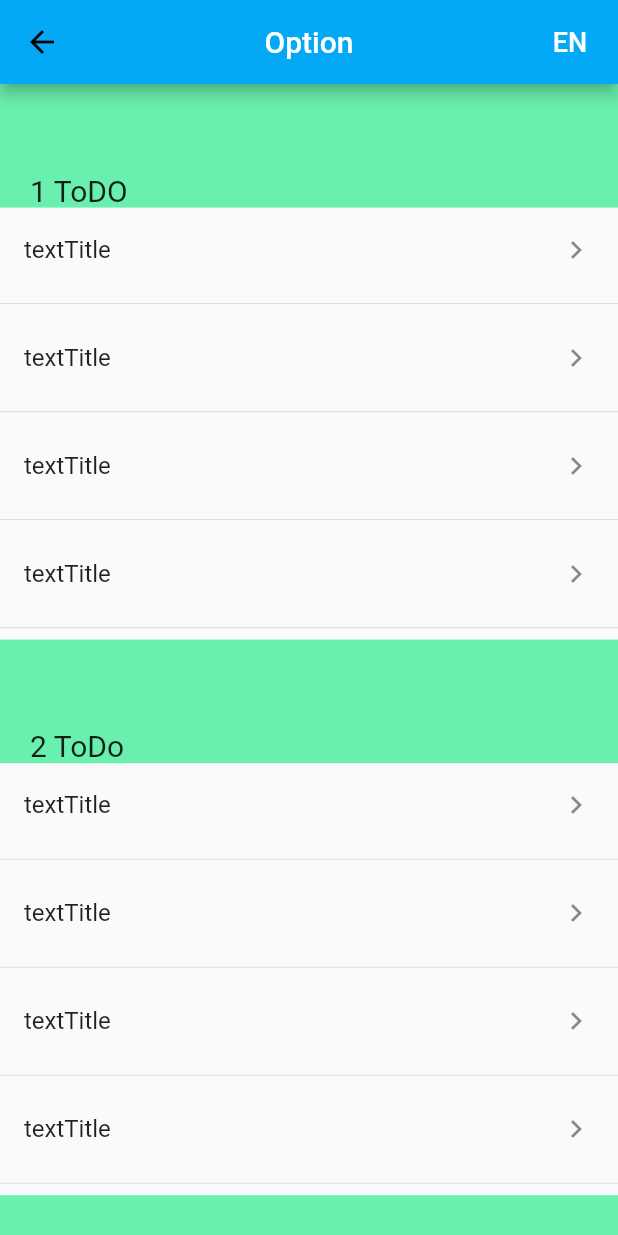
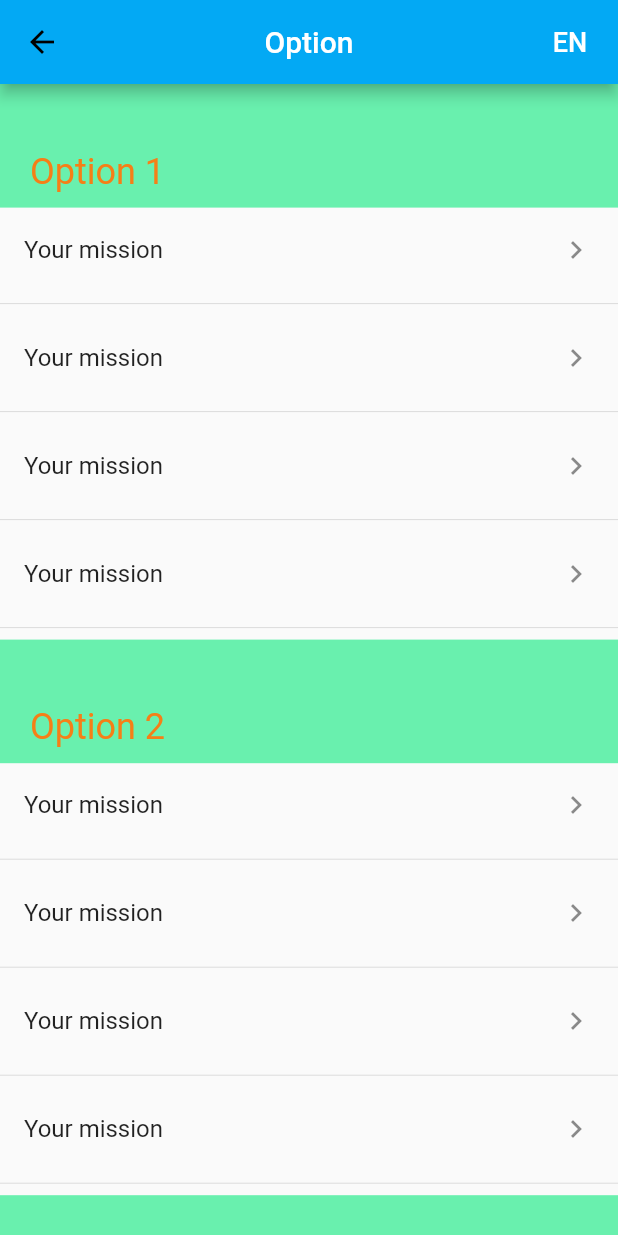
Before and after one commit to bacdang2761998/to_dream, a Flutter app: the OptionScreen screen opened directly, on a phone screen of 412 x 824 dp. Run offline on Flutter 3.47's test engine with Material 2 defaults, Android fonts, the phone set to English and light mode, and no system bars; our stand-ins replace freezed_annotation, image_cropper, image_picker, percent_indicator, shared_preferences, smooth_page_indicator and 3 more; missing offline and left inert: flutter_state_notifier; accounts and stored records are empty.

Commit message:
sharedPreferencer multiLanguage

```diff
--- a/lib/app.dart
+++ b/lib/app.dart
@@ -27,12 +27,12 @@ class MyApp extends StatelessWidget {
       ],
       child: Consumer<LanguageProvider>(
         builder: (_, model, child) => MaterialApp(
+          debugShowCheckedModeBanner: false,
           locale: model.currentLocale,
           localizationsDelegates: [
             S.delegate,
             GlobalMaterialLocalizations.delegate,
             GlobalWidgetsLocalizations.delegate,
-            // GlobalCupertinoLocalizations.delegate,
           ],
           supportedLocales: S.delegate.supportedLocales,
           title: 'To Dream',
--- a/lib/l10n/intl_en.arb
+++ b/lib/l10n/intl_en.arb
@@ -33,5 +33,9 @@
     "error" : "Please enter all information !",
     "terms" : " Terms of service ",
     "accept" : "I have read and agree to the above terms",
-    "goHome"  : "Go Home"
+    "goHome"  : "Go Home",
+    "createNew" : "Do you want to create a new account ?",
+    "yes" : "Yes",
+    "no" : "No",
+    "yourMission" : "Your mission"
 }
--- a/lib/l10n/intl_vi_VN.arb
+++ b/lib/l10n/intl_vi_VN.arb
@@ -33,5 +33,9 @@
     "error" : "Xin nhập đầy đủ thông tin !",
     "terms" : "Điều khoản dịch vụ ",
     "accept" : "Tôi đã đọc và đồng ý với các điều khoản trên",
-    "goHome"  : "Trang chủ"
+    "goHome"  : "Trang chủ",
+    "createNew" : "Bạn có muốn tạo một tài khoản mới",
+    "yes" : "Có",
+    "no" : "Không",
+    "yourMission" : "Nhiệm vụ của bạn"
 }
--- /dev/null
+++ b/lib/screen/option/language_model.dart
@@ -0,0 +1,11 @@
+class Language {
+  final String? language;
+  final String? languageCode;
+
+  Language({this.language, this.languageCode});
+
+  @override
+  String toString() {
+    return 'Language(language: $language, languageCode: $languageCode)';
+  }
+}
--- a/lib/screen/option/language_provider.dart
+++ b/lib/screen/option/language_provider.dart
@@ -1,11 +1,34 @@
+import 'package:dream/screen/option/language_model.dart';
 import 'package:flutter/cupertino.dart';
+import 'package:flutter/material.dart';
+import 'package:shared_preferences/shared_preferences.dart';
+
+const languageKey = 'language';
+// const String VIETNAM = 'vi';
+const languageCodeKey = 'languageCode';
 
 class LanguageProvider extends ChangeNotifier {
-  Locale _currentLocale = new Locale('en', 'US');
+  Language? _language;
+  Locale _currentLocale = new Locale(languageKey, languageCodeKey);
 
   Locale get currentLocale => _currentLocale;
+  Language? get language => _language;
+
   void changeLocale(String _locale, String s) {
     this._currentLocale = new Locale(_locale);
     notifyListeners();
   }
+
+  Future<void> getLocale() async {
+    final preferences = await SharedPreferences.getInstance();
+
+    final language = preferences.getString(languageKey);
+    final languageCode = preferences.getString(languageCodeKey);
+
+    print(languageCode);
+    final newLanguage =
+        Language(language: language, languageCode: languageCode);
+    _language = newLanguage;
+    notifyListeners();
+  }
 }
--- a/lib/screen/option/option_screen.dart
+++ b/lib/screen/option/option_screen.dart
@@ -16,6 +16,8 @@ class _OptionScreenState extends State<OptionScreen> {
 
   @override
   Widget build(BuildContext context) {
+    String mission = S.of(context).yourMission;
+    String options = S.of(context).option;
     Size size = MediaQuery.of(context).size;
     return Scaffold(
       appBar: AppBar(
@@ -40,27 +42,25 @@ class _OptionScreenState extends State<OptionScreen> {
         scrollDirection: Axis.vertical,
         child: Column(
           children: [
-            _titleBox("1 ToDO", size.height / 10),
-            _listTitle(textTitle: "textTitle", child: iconNext, onTap: () {}),
-            _listTitle(textTitle: "textTitle", child: iconNext, onTap: () {}),
-            _listTitle(textTitle: "textTitle", child: iconNext, onTap: () {}),
-            _listTitle(textTitle: "textTitle", child: iconNext, onTap: () {}),
-            _titleBox("2 ToDo", size.height / 10),
-            _listTitle(textTitle: "textTitle", child: iconNext, onTap: () {}),
-            _listTitle(textTitle: "textTitle", child: iconNext, onTap: () {}),
-            _listTitle(textTitle: "textTitle", child: iconNext, onTap: () {}),
-            _listTitle(textTitle: "textTitle", child: iconNext, onTap: () {}),
-            _titleBox("3 ToDo", size.height / 10),
-            _listTitle(textTitle: "textTitle", child: iconNext, onTap: () {}),
-            _listTitle(
-                textTitle: "textTitle", child: switchTitle, onTap: () {}),
-            _listTitle(textTitle: "textTitle", child: Text(""), onTap: () {}),
-            _titleBox("3TODO", size.height / 10),
-            _listTitle(
-                textTitle: "textTitle", child: switchTitle, onTap: () {}),
+            _titleBox("${options} 1", size.height / 10),
+            _listTitle(textTitle: mission, child: iconNext, onTap: () {}),
+            _listTitle(textTitle: mission, child: iconNext, onTap: () {}),
+            _listTitle(textTitle: mission, child: iconNext, onTap: () {}),
+            _listTitle(textTitle: mission, child: iconNext, onTap: () {}),
+            _titleBox("${options} 2", size.height / 10),
+            _listTitle(textTitle: mission, child: iconNext, onTap: () {}),
+            _listTitle(textTitle: mission, child: iconNext, onTap: () {}),
+            _listTitle(textTitle: mission, child: iconNext, onTap: () {}),
+            _listTitle(textTitle: mission, child: iconNext, onTap: () {}),
+            _titleBox("${options} 3", size.height / 10),
+            _listTitle(textTitle: mission, child: iconNext, onTap: () {}),
+            _listTitle(textTitle: mission, child: switchTitle, onTap: () {}),
+            _listTitle(textTitle: mission, child: Text(""), onTap: () {}),
+            _titleBox("${options} 4", size.height / 10),
+            _listTitle(textTitle: mission, child: switchTitle, onTap: () {}),
             _titleBox("", size.height / 20),
-            _listTitle(textTitle: "textTitle", child: Text(""), onTap: () {}),
-            _listTitleShare("textTitle ")
+            _listTitle(textTitle: mission, child: Text(""), onTap: () {}),
+            _listTitleShare(mission)
           ],
         ),
       ),
@@ -119,10 +119,10 @@ Widget _titleBox(String tittle, double _height) {
     ),
     height: _height,
     child: Padding(
-      padding: const EdgeInsets.only(left: 20),
+      padding: const EdgeInsets.fromLTRB(20, 0, 0, 10),
       child: Text(
         tittle,
-        style: TextStyle(fontSize: 20),
+        style: TextStyle(fontSize: 24, color: Colors.yellow[900]),
       ),
     ),
   );
```
Also changed, not shown: lib/screen/introlduction/intro_screen.dart (+15 -1 lines), lib/screen/option/language_screen.dart (+27 -2 lines), lib/screen/welcom/welcome_screen.dart (+6 -4 lines), lib/generated/intl/messages_en.dart, lib/generated/intl/messages_vi_VN.dart, lib/generated/l10n.dart.
